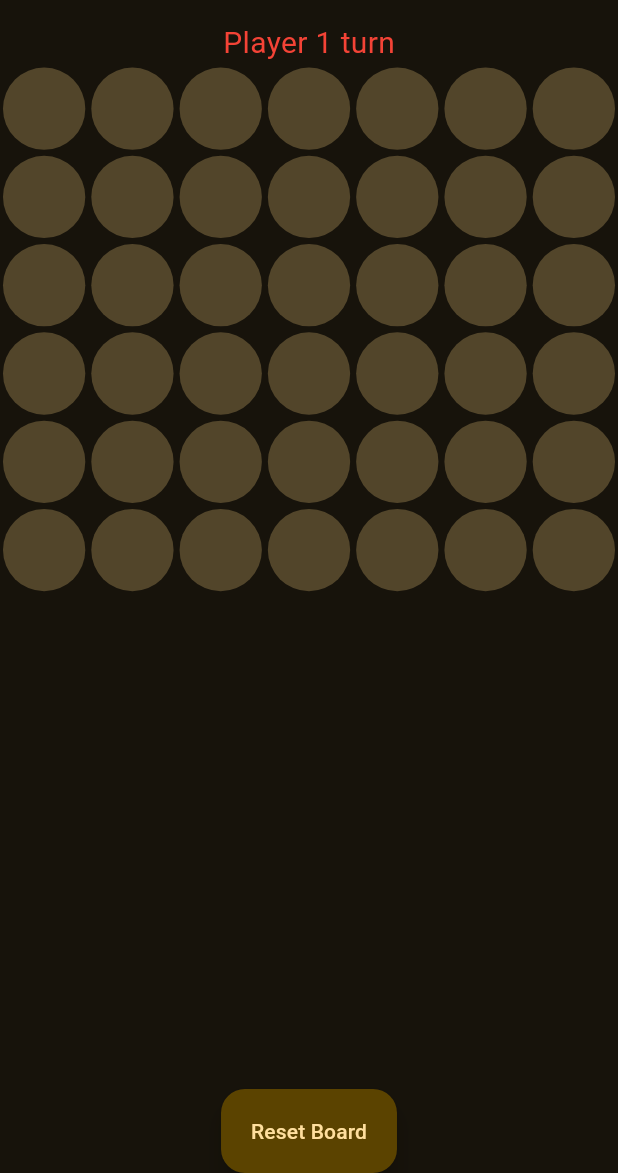
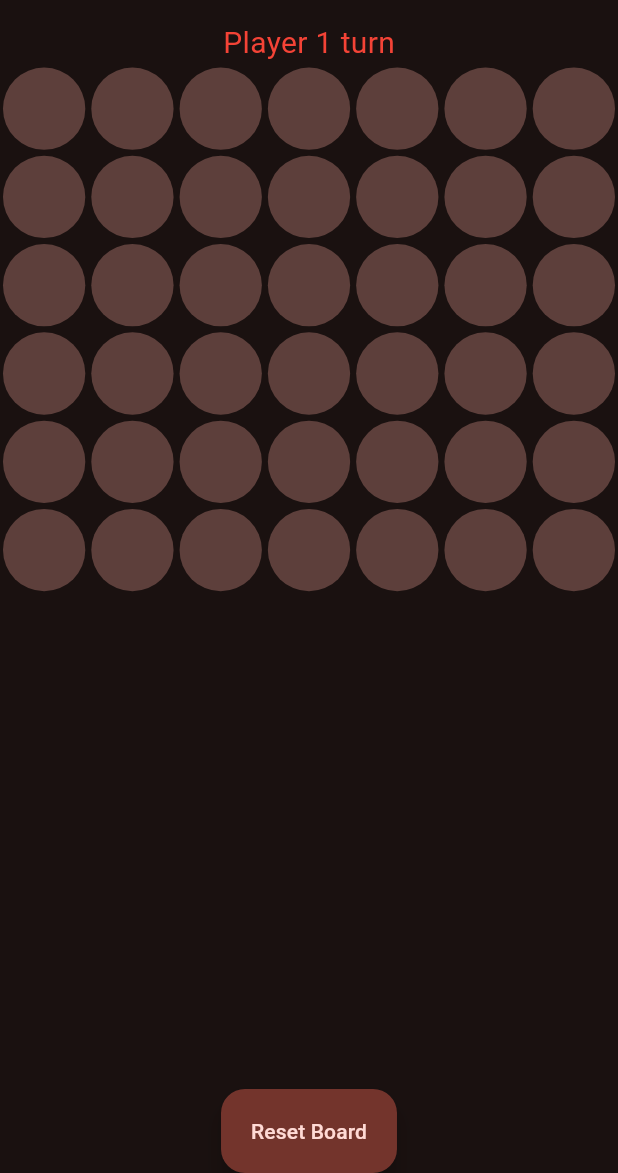
Before and after one commit to Aayushstha03/flutterFireConnectFour, a Flutter app: the screen it shows after launch, after a tap on "Create Game", on a phone screen of 412 x 824 dp, the part 63-1236 px from its top. Run offline on Flutter 3.47's test engine with Material 3 defaults, Android fonts, the light colour scheme and no system bars; our stand-ins replace cloud_firestore, firebase_core; accounts and stored records are empty; generated files the repository leaves out were written again.

Commit message:
added dynamic themeing in accordance to color of choice in settings

```diff
--- a/lib/main.dart
+++ b/lib/main.dart
@@ -30,7 +30,7 @@ class MyApp extends StatelessWidget {
       title: 'Connect 4',
       theme: ThemeData(
         colorScheme: ColorScheme.fromSeed(
-          seedColor: Colors.amber,
+          seedColor: Provider.of<GameProvider>(context).playerOneColor,
           brightness: Brightness.dark,
         ),
       ),
```
